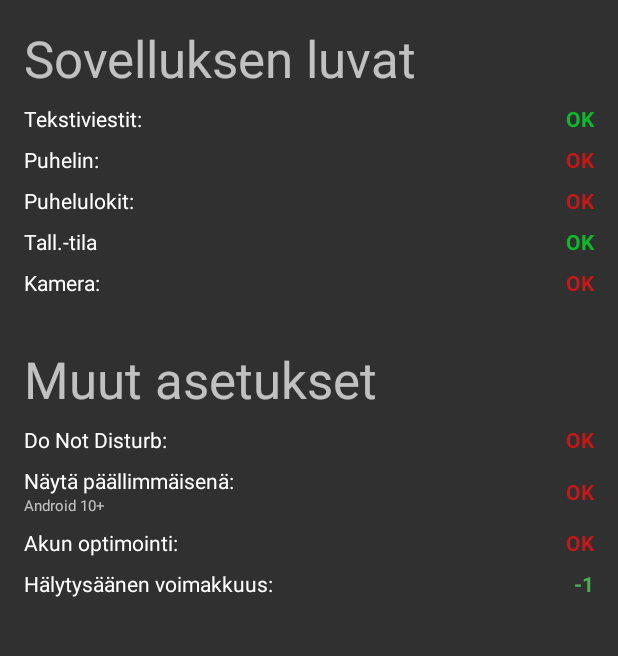
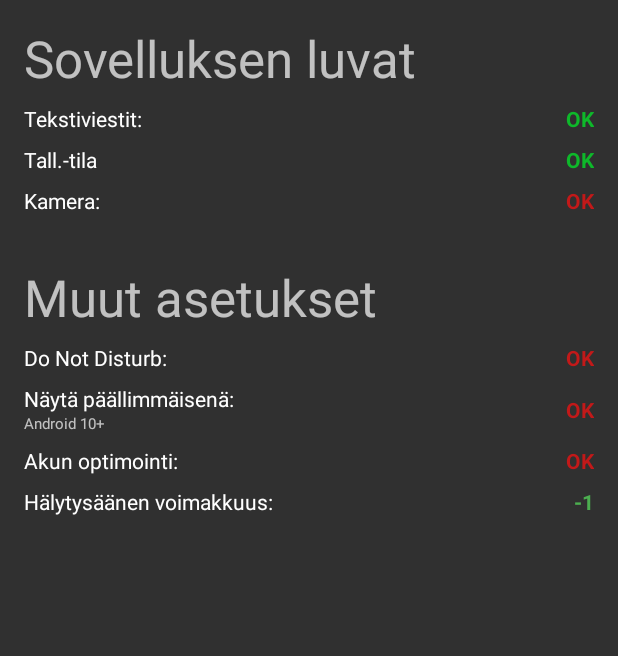
Before and after one commit to Kultalaaki/VPKApuri, an Android app: the screen it shows after launch (FrontpageActivity), in the side drawer, after a tap on "Tarkista asetukset", on a phone screen of 412 x 824 dp, the part 84-740 px from its top. Run offline under Robolectric (Android 15) with nearby library versions, the phone set to English and light mode, and no system bars.

Commit message:
Small things.

```diff
--- a/app/build.gradle
+++ b/app/build.gradle
@@ -18,7 +18,7 @@ android {
         minSdkVersion 26
         targetSdkVersion 32
         multiDexEnabled true
-        versionCode 111 // Update just before pushing update 109 is live
+        versionCode 112 // Update just before pushing update 109 is live
         versionName "3.9-beta" // Update just before pushing update 3.81 is live
     }
     buildTypes {
--- a/app/src/main/java/kultalaaki/vpkapuri/Fragments/TestSettingsFragment.kt
+++ b/app/src/main/java/kultalaaki/vpkapuri/Fragments/TestSettingsFragment.kt
@@ -98,20 +98,6 @@ class TestSettingsFragment : Fragment() {
             SMSOK.setTextColor(Color.parseColor(green))
         }
 
-        if (context?.let {
-                    ContextCompat.checkSelfPermission(it,
-                            Manifest.permission.READ_PHONE_STATE)
-                }
-                == PackageManager.PERMISSION_GRANTED) {
-            phoneOK.setTextColor(Color.parseColor(green))
-        }
-        if ((context?.let {
-                    ContextCompat.checkSelfPermission(it,
-                            Manifest.permission.READ_CALL_LOG)
-                }
-                        == PackageManager.PERMISSION_GRANTED)) {
-            callLogOK.setTextColor(Color.parseColor(green))
-        }
 
         val notificationManager = activity?.applicationContext?.getSystemService(Context.NOTIFICATION_SERVICE) as NotificationManager
         if (Build.VERSION.SDK_INT >= Build.VERSION_CODES.M
--- a/app/src/main/res/layout/fragment_test_settings.xml
+++ b/app/src/main/res/layout/fragment_test_settings.xml
@@ -33,34 +33,14 @@
         app:layout_constraintTop_toBottomOf="@+id/textViewPermissions" />
 
     <TextView
-        android:id="@+id/textViewPhone"
-        android:layout_width="wrap_content"
-        android:layout_height="wrap_content"
-        android:layout_marginTop="8dp"
-        android:text="Puhelin:"
-        android:textAppearance="@style/TextAppearance.AppCompat.Body1"
-        app:layout_constraintStart_toStartOf="@id/textViewSMS"
-        app:layout_constraintTop_toBottomOf="@+id/textViewSMS" />
-
-    <TextView
-        android:id="@+id/textViewPhoneLog"
-        android:layout_width="wrap_content"
-        android:layout_height="wrap_content"
-        android:layout_marginTop="8dp"
-        android:text="Puhelulokit:"
-        android:textAppearance="@style/TextAppearance.AppCompat.Body1"
-        app:layout_constraintStart_toStartOf="@id/textViewPhone"
-        app:layout_constraintTop_toBottomOf="@+id/textViewPhone" />
-
-    <TextView
         android:id="@+id/textViewStorage"
         android:layout_width="wrap_content"
         android:layout_height="wrap_content"
         android:layout_marginTop="8dp"
         android:text="Tall.-tila"
         android:textAppearance="@style/TextAppearance.AppCompat.Body1"
-        app:layout_constraintStart_toStartOf="@id/textViewPhoneLog"
-        app:layout_constraintTop_toBottomOf="@+id/textViewPhoneLog" />
+        app:layout_constraintStart_toStartOf="@+id/textViewSMS"
+        app:layout_constraintTop_toBottomOf="@+id/textViewSMS" />
 
     <TextView
         android:id="@+id/textViewCamera"
@@ -127,30 +107,6 @@
         app:layout_constraintTop_toTopOf="@+id/textViewSMS" />
 
     <TextView
-        android:id="@+id/phoneOK"
-        android:layout_width="wrap_content"
-        android:layout_height="wrap_content"
-        android:text="@string/ok"
-        android:textAppearance="@style/TextAppearance.AppCompat.Body1"
-        android:textColor="#C21919"
-        android:textStyle="bold"
-        app:layout_constraintBottom_toBottomOf="@+id/textViewPhone"
-        app:layout_constraintEnd_toEndOf="@+id/SMSOK"
-        app:layout_constraintTop_toTopOf="@+id/textViewPhone" />
-
-    <TextView
-        android:id="@+id/callLogOK"
-        android:layout_width="wrap_content"
-        android:layout_height="wrap_content"
-        android:text="@string/ok"
-        android:textAppearance="@style/TextAppearance.AppCompat.Body1"
-        android:textColor="#C21919"
-        android:textStyle="bold"
-        app:layout_constraintBottom_toBottomOf="@+id/textViewPhoneLog"
-        app:layout_constraintEnd_toEndOf="@+id/phoneOK"
-        app:layout_constraintTop_toTopOf="@+id/textViewPhoneLog" />
-
-    <TextView
         android:id="@+id/storageOK"
         android:layout_width="wrap_content"
         android:layout_height="wrap_content"
@@ -159,7 +115,7 @@
         android:textColor="#C21919"
         android:textStyle="bold"
         app:layout_constraintBottom_toBottomOf="@+id/textViewStorage"
-        app:layout_constraintEnd_toEndOf="@+id/callLogOK"
+        app:layout_constraintEnd_toEndOf="@+id/SMSOK"
         app:layout_constraintTop_toTopOf="@+id/textViewStorage" />
 
     <TextView
@@ -171,7 +127,7 @@
         android:textColor="#C21919"
         android:textStyle="bold"
         app:layout_constraintBottom_toBottomOf="@+id/textViewCamera"
-        app:layout_constraintEnd_toEndOf="@+id/storageOK"
+        app:layout_constraintEnd_toEndOf="@+id/SMSOK"
         app:layout_constraintTop_toTopOf="@+id/textViewCamera" />
 
     <TextView
@@ -183,7 +139,7 @@
         android:textColor="#C21919"
         android:textStyle="bold"
         app:layout_constraintBottom_toBottomOf="@+id/textViewDoNotDisturb"
-        app:layout_constraintEnd_toEndOf="@+id/cameraOK"
+        app:layout_constraintEnd_toEndOf="@+id/SMSOK"
         app:layout_constraintTop_toTopOf="@+id/textViewDoNotDisturb" />
 
     <TextView
@@ -195,7 +151,7 @@
         android:textColor="#C21919"
         android:textStyle="bold"
         app:layout_constraintBottom_toBottomOf="@+id/showOnTopInfo"
-        app:layout_constraintEnd_toEndOf="@+id/doNotDisturbOK"
+        app:layout_constraintEnd_toEndOf="@+id/SMSOK"
         app:layout_constraintTop_toTopOf="@+id/textViewShowOnTop" />
 
     <TextView
@@ -207,7 +163,7 @@
         android:textColor="#C21919"
         android:textStyle="bold"
         app:layout_constraintBottom_toBottomOf="@+id/textViewBatteryOpt"
-        app:layout_constraintEnd_toEndOf="@+id/showOnTopOK"
+        app:layout_constraintEnd_toEndOf="@+id/SMSOK"
         app:layout_constraintTop_toTopOf="@+id/textViewBatteryOpt" />
 
     <TextView
```
